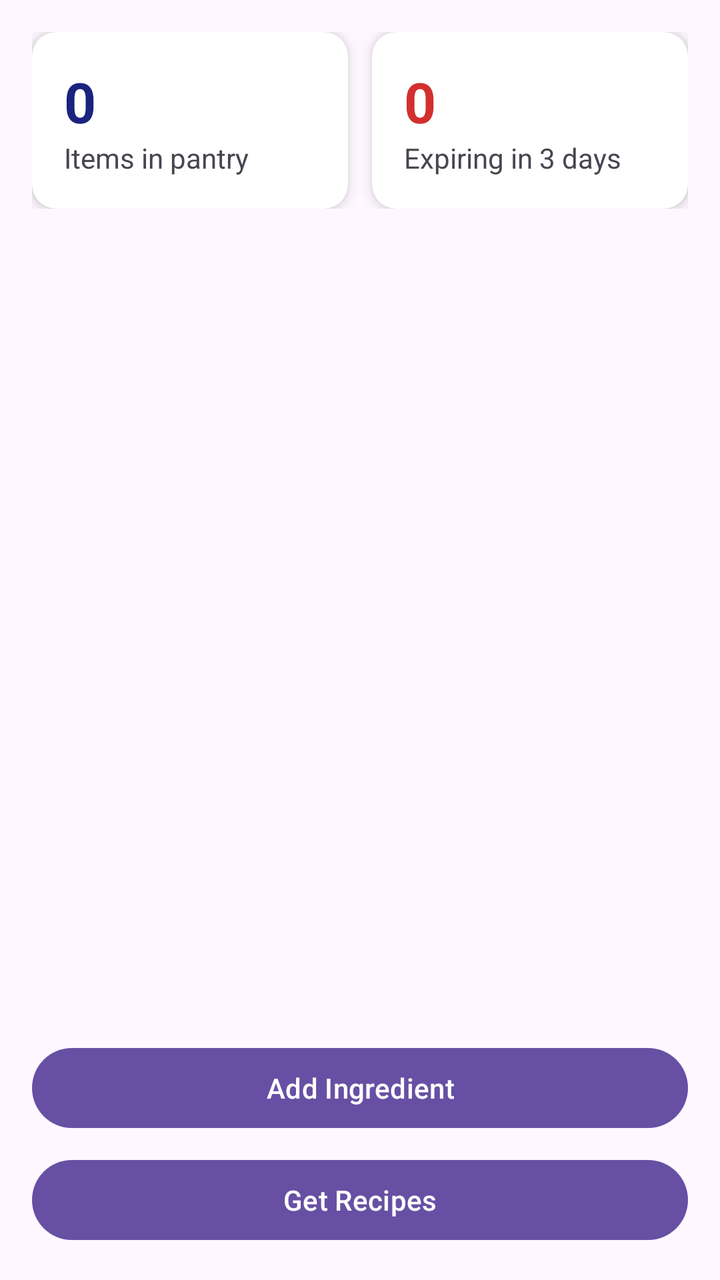
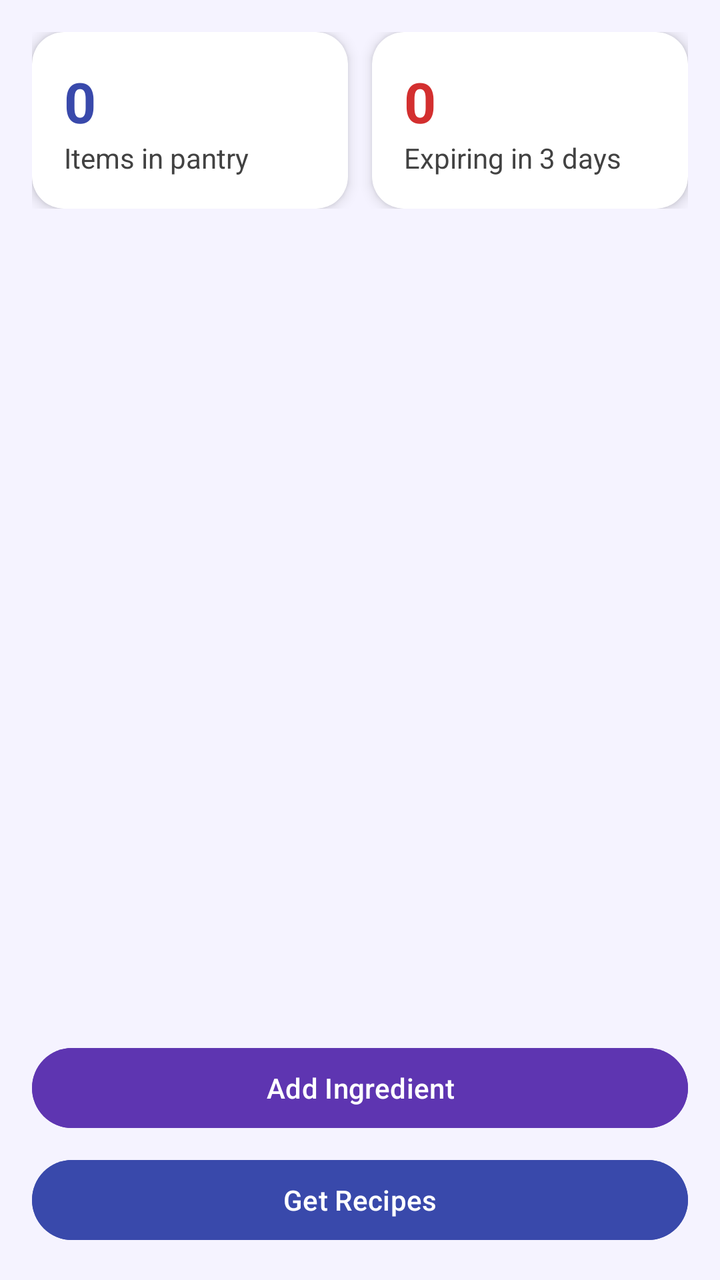

An Android layout rendered at two revisions. The XML below is the earlier revision; the diff shows what the commit changed to produce the second picture.
<!-- AndroidManifest.xml: application theme Theme.SmartPantryManager -->
<!-- res/layout/fragment_pantry_list.xml -->
<?xml version="1.0" encoding="utf-8"?>
<LinearLayout xmlns:android="http://schemas.android.com/apk/res/android"
    xmlns:app="http://schemas.android.com/apk/res-auto"
    xmlns:tools="http://schemas.android.com/tools"
    android:layout_width="match_parent"
    android:layout_height="match_parent"
    android:orientation="vertical"
    android:padding="16dp"
    tools:context=".PantryListFragment">



    <LinearLayout
        android:layout_width="match_parent"
        android:layout_height="wrap_content"
        android:orientation="horizontal"
        android:layout_marginBottom="12dp">

        <androidx.cardview.widget.CardView
            android:layout_width="0dp"
            android:layout_height="wrap_content"
            android:layout_weight="1"
            android:layout_marginEnd="6dp"
            app:cardCornerRadius="12dp"
            app:cardElevation="4dp">
            <LinearLayout
                android:layout_width="match_parent"
                android:layout_height="wrap_content"
                android:orientation="vertical"
                android:padding="16dp">
                <TextView
                    android:id="@+id/tvTotalItems"
                    android:layout_width="wrap_content"
                    android:layout_height="wrap_content"
                    android:text="0"
                    android:textSize="28sp"
                    android:textStyle="bold"
                    android:textColor="#1A237E" />
                <TextView
                    android:layout_width="wrap_content"
                    android:layout_height="wrap_content"
                    android:text="Items in pantry" />
            </LinearLayout>
        </androidx.cardview.widget.CardView>

        <androidx.cardview.widget.CardView
            android:layout_width="0dp"
            android:layout_height="wrap_content"
            android:layout_weight="1"
            android:layout_marginStart="6dp"
            app:cardCornerRadius="12dp"
            app:cardElevation="4dp">
            <LinearLayout
                android:layout_width="match_parent"
                android:layout_height="wrap_content"
                android:orientation="vertical"
                android:padding="16dp">
                <TextView
                    android:id="@+id/tvExpiringSoon"
                    android:layout_width="wrap_content"
                    android:layout_height="wrap_content"
                    android:text="0"
                    android:textSize="28sp"
                    android:textStyle="bold"
                    android:textColor="#D32F2F" />
                <TextView
                    android:layout_width="wrap_content"
                    android:layout_height="wrap_content"
                    android:text="Expiring in 3 days" />
            </LinearLayout>
        </androidx.cardview.widget.CardView>
    </LinearLayout>

    
    <TextView
        android:id="@+id/tvEmptyPantry"
        android:layout_width="match_parent"
        android:layout_height="wrap_content"
        android:text="Your pantry is empty.\nTap Add Ingredient to get started."
        android:gravity="center"
        android:padding="24dp"
        android:textSize="16sp"
        android:visibility="gone" />

    <androidx.recyclerview.widget.RecyclerView
        android:layout_width="match_parent"
        android:layout_height="0dp"
        android:id="@+id/ViewPantry"
        android:layout_weight="1"
        android:padding="8dp"
        android:clipToPadding="false" />

    <Button
        android:layout_width="match_parent"
        android:layout_height="wrap_content"
        android:id="@+id/btn_add_ingredient"
        android:text="Add Ingredient"
        android:layout_marginTop="12dp" />

    <Button
        android:layout_width="match_parent"
        android:layout_height="wrap_content"
        android:id="@+id/btn_get_recipes"
        android:text="Get Recipes"
        android:layout_marginTop="8dp" />

</LinearLayout>
<!-- resources referenced by this layout -->
<resources>
  <style name="Theme.SmartPantryManager" parent="Base.Theme.SmartPantryManager" />
  <style name="Base.Theme.SmartPantryManager" parent="Theme.Material3.DayNight.NoActionBar">
          
          
      </style>
</resources>

<!-- the commit's change to res/layout/fragment_pantry_list.xml (unified diff, before → after) -->
@@ -6,8 +6,8 @@
     android:layout_height="match_parent"
     android:orientation="vertical"
     android:padding="16dp"
+    android:background="#F5F3FF"
     tools:context=".PantryListFragment">
-
 
 
     <LinearLayout
@@ -21,13 +21,16 @@
             android:layout_height="wrap_content"
             android:layout_weight="1"
             android:layout_marginEnd="6dp"
-            app:cardCornerRadius="12dp"
+            app:cardBackgroundColor="#FFFFFF"
+            app:cardCornerRadius="16dp"
             app:cardElevation="4dp">
+
             <LinearLayout
                 android:layout_width="match_parent"
                 android:layout_height="wrap_content"
                 android:orientation="vertical"
                 android:padding="16dp">
+
                 <TextView
                     android:id="@+id/tvTotalItems"
                     android:layout_width="wrap_content"
@@ -35,11 +38,15 @@
                     android:text="0"
                     android:textSize="28sp"
                     android:textStyle="bold"
-                    android:textColor="#1A237E" />
+                    android:textColor="#3949AB" />
+
                 <TextView
                     android:layout_width="wrap_content"
                     android:layout_height="wrap_content"
-                    android:text="Items in pantry" />
+                    android:text="Items in pantry"
+                    android:textColor="#424242"
+                    android:textSize="14sp" />
+
             </LinearLayout>
         </androidx.cardview.widget.CardView>
 
@@ -48,13 +55,16 @@
             android:layout_height="wrap_content"
             android:layout_weight="1"
             android:layout_marginStart="6dp"
-            app:cardCornerRadius="12dp"
+            app:cardBackgroundColor="#FFFFFF"
+            app:cardCornerRadius="16dp"
             app:cardElevation="4dp">
+
             <LinearLayout
                 android:layout_width="match_parent"
                 android:layout_height="wrap_content"
                 android:orientation="vertical"
                 android:padding="16dp">
+
                 <TextView
                     android:id="@+id/tvExpiringSoon"
                     android:layout_width="wrap_content"
@@ -63,15 +73,20 @@
                     android:textSize="28sp"
                     android:textStyle="bold"
                     android:textColor="#D32F2F" />
+
                 <TextView
                     android:layout_width="wrap_content"
                     android:layout_height="wrap_content"
-                    android:text="Expiring in 3 days" />
+                    android:text="Expiring in 3 days"
+                    android:textColor="#424242"
+                    android:textSize="14sp" />
+
             </LinearLayout>
         </androidx.cardview.widget.CardView>
+
     </LinearLayout>
 
-    
+
     <TextView
         android:id="@+id/tvEmptyPantry"
         android:layout_width="match_parent"
@@ -80,28 +95,36 @@
         android:gravity="center"
         android:padding="24dp"
         android:textSize="16sp"
+        android:textColor="#5E35B1"
         android:visibility="gone" />
 
+
     <androidx.recyclerview.widget.RecyclerView
+        android:id="@+id/ViewPantry"
         android:layout_width="match_parent"
         android:layout_height="0dp"
-        android:id="@+id/ViewPantry"
         android:layout_weight="1"
         android:padding="8dp"
         android:clipToPadding="false" />
 
+
     <Button
+        android:id="@+id/btn_add_ingredient"
         android:layout_width="match_parent"
         android:layout_height="wrap_content"
-        android:id="@+id/btn_add_ingredient"
         android:text="Add Ingredient"
-        android:layout_marginTop="12dp" />
+        android:layout_marginTop="12dp"
+        android:textColor="#FFFFFF"
+        android:backgroundTint="#5E35B1" />
+
 
     <Button
+        android:id="@+id/btn_get_recipes"
         android:layout_width="match_parent"
         android:layout_height="wrap_content"
-        android:id="@+id/btn_get_recipes"
         android:text="Get Recipes"
-        android:layout_marginTop="8dp" />
+        android:layout_marginTop="8dp"
+        android:textColor="#FFFFFF"
+        android:backgroundTint="#3949AB" />
 
 </LinearLayout>
